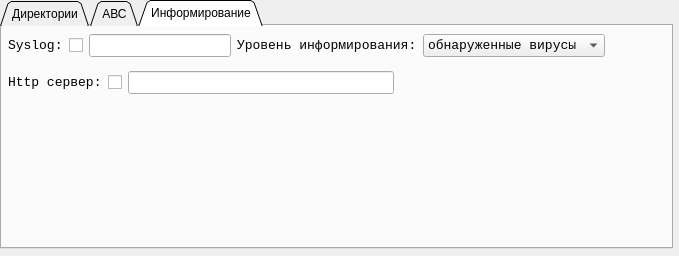
Qt form settings.ui (FeZar97/Investigator) before a commit.
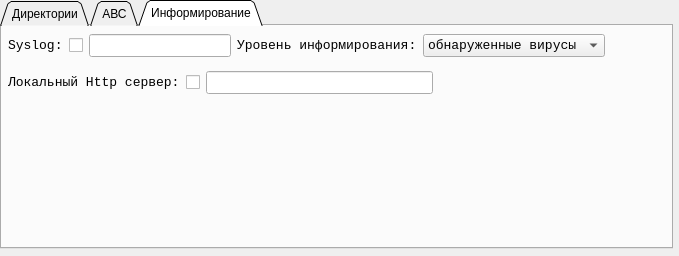
The same form after that commit. The open tabs and pages were chosen to show the change. Icons and pictures are not drawn.

Diff of the .ui file:
```diff
--- a/settings.ui
+++ b/settings.ui
@@ -1041,7 +1041,7 @@
            </font>
           </property>
           <property name="text">
-           <string>Http сервер:</string>
+           <string>Локальный Http сервер:</string>
           </property>
          </widget>
         </item>
```
Left out of the diff: 127 changed lines with no effect on the pictures.
